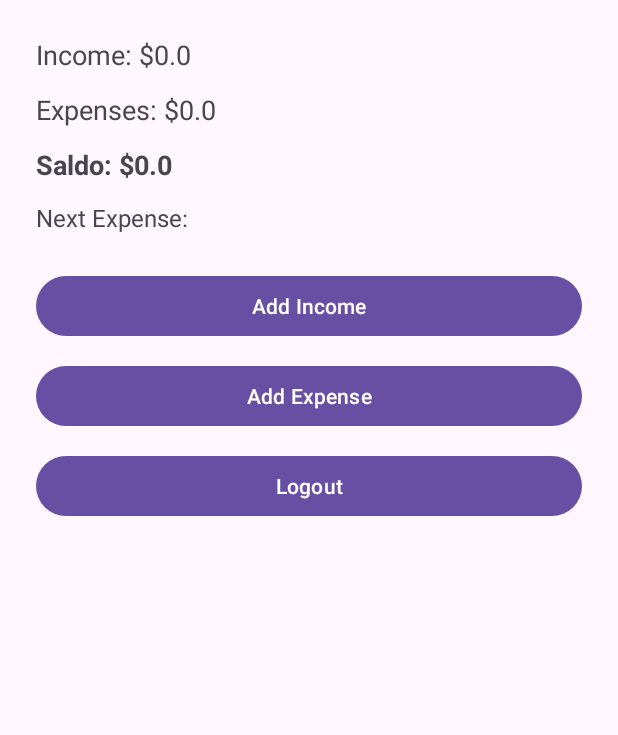
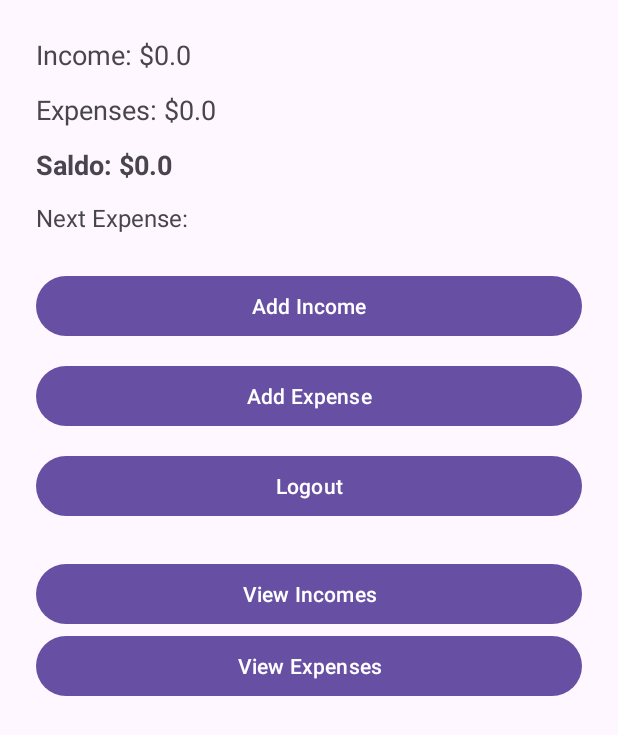
Before and after one commit to Cano4949/StudentFinanceTracker, an Android app: the screen it shows after launch (MainActivity), on a phone screen of 412 x 824 dp. Shown: the top 735 px of the screen. Run offline under Robolectric (Android 15) with nearby library versions, the phone set to English and light mode, and no system bars; 7 statements that could not run were skipped.

Commit message:
Dashboard added and List for income and expenses

```diff
--- a/app/build.gradle.kts
+++ b/app/build.gradle.kts
@@ -4,12 +4,12 @@ plugins {
 
 android {
     namespace = "com.example.studentfinancetracker"
-    compileSdk = 33
+    compileSdk = 34
 
     defaultConfig {
         applicationId = "com.example.studentfinancetracker"
         minSdk = 30
-        targetSdk = 33
+        targetSdk = 34
         versionCode = 1
         versionName = "1.0"
 
--- a/app/src/main/java/com/example/studentfinancetracker/activities/MainActivity.java
+++ b/app/src/main/java/com/example/studentfinancetracker/activities/MainActivity.java
@@ -33,6 +33,10 @@ public class MainActivity extends AppCompatActivity {
         Button btnAddExpense = findViewById(R.id.btnAddExpense);
         Button btnLogout = findViewById(R.id.btnLogout);
 
+        Button btnViewIncomes = findViewById(R.id.btnViewIncomes);
+        Button btnViewExpenses = findViewById(R.id.btnViewExpenses);
+
+
         dbHelper = new DatabaseHelper(this);
         session = new SessionManager(this);
 
@@ -46,6 +50,7 @@ public class MainActivity extends AppCompatActivity {
         String currentMonth = new SimpleDateFormat("MM", Locale.getDefault()).format(new Date());
         String today = new SimpleDateFormat("yyyy-MM-dd", Locale.getDefault()).format(new Date());
 
+        // Load dashboard data
         double income = dbHelper.getTotalMonthlyIncome(userId, currentMonth);
         double expenses = dbHelper.getTotalMonthlyExpenses(userId, currentMonth);
         double saldo = income - expenses;
@@ -62,6 +67,12 @@ public class MainActivity extends AppCompatActivity {
         btnAddExpense.setOnClickListener(v ->
                 startActivity(new Intent(this, AddExpenseActivity.class)));
 
+        btnViewIncomes.setOnClickListener(v ->
+                startActivity(new Intent(this, IncomeListActivity.class)));
+
+        btnViewExpenses.setOnClickListener(v ->
+                startActivity(new Intent(this, ExpenseListActivity.class)));
+
         btnLogout.setOnClickListener(v -> {
             session.logout();
             startActivity(new Intent(this, LoginActivity.class));
--- a/app/src/main/res/layout/activity_main.xml
+++ b/app/src/main/res/layout/activity_main.xml
@@ -45,5 +45,16 @@
             android:id="@+id/btnLogout"
             android:layout_width="match_parent" android:layout_height="wrap_content"
             android:text="Logout" />
+
+        <Button
+            android:id="@+id/btnViewIncomes"
+            android:layout_width="match_parent" android:layout_height="wrap_content"
+            android:text="View Incomes" android:layout_marginTop="24dp" />
+
+        <Button
+            android:id="@+id/btnViewExpenses"
+            android:layout_width="match_parent" android:layout_height="wrap_content"
+            android:text="View Expenses" />
+
     </LinearLayout>
 </ScrollView>
```
Also changed, not shown: app/src/main/AndroidManifest.xml (+9 -0 lines), app/src/main/java/com/example/studentfinancetracker/activities/ExpenseListActivity.java (added, +38 -0 lines), app/src/main/java/com/example/studentfinancetracker/activities/IncomeListActivity.java (added, +38 -0 lines), app/src/main/res/layout/activity_expense_list.xml (added, +9 -0 lines), app/src/main/res/layout/activity_income_list.xml (added, +9 -0 lines).
